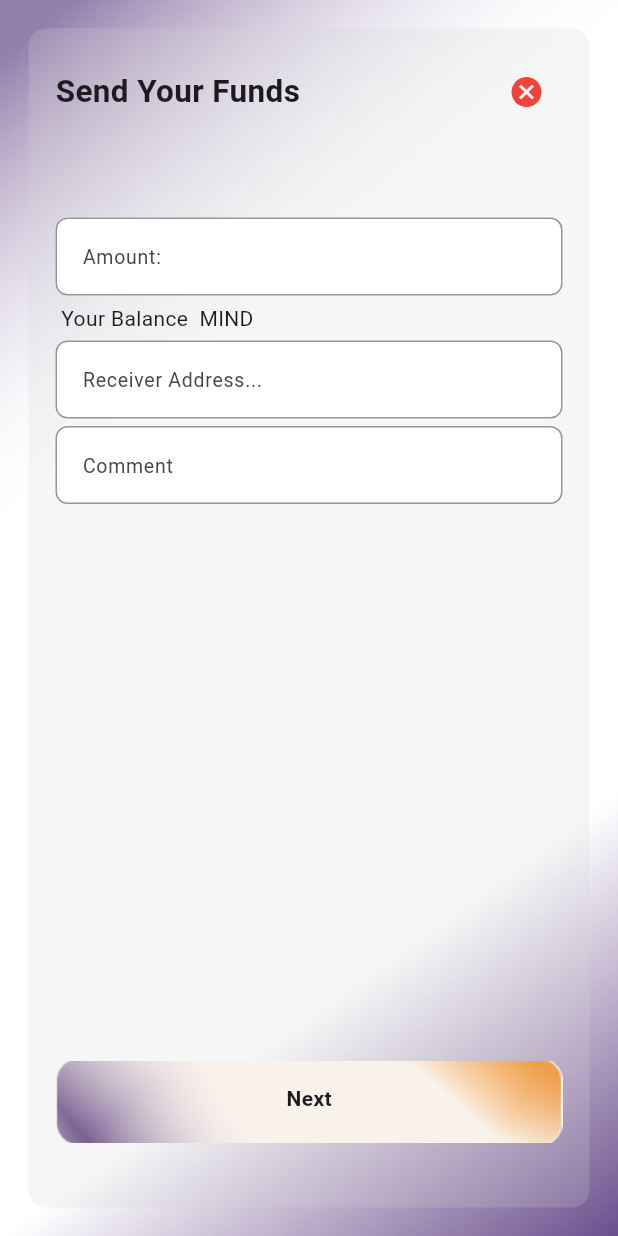
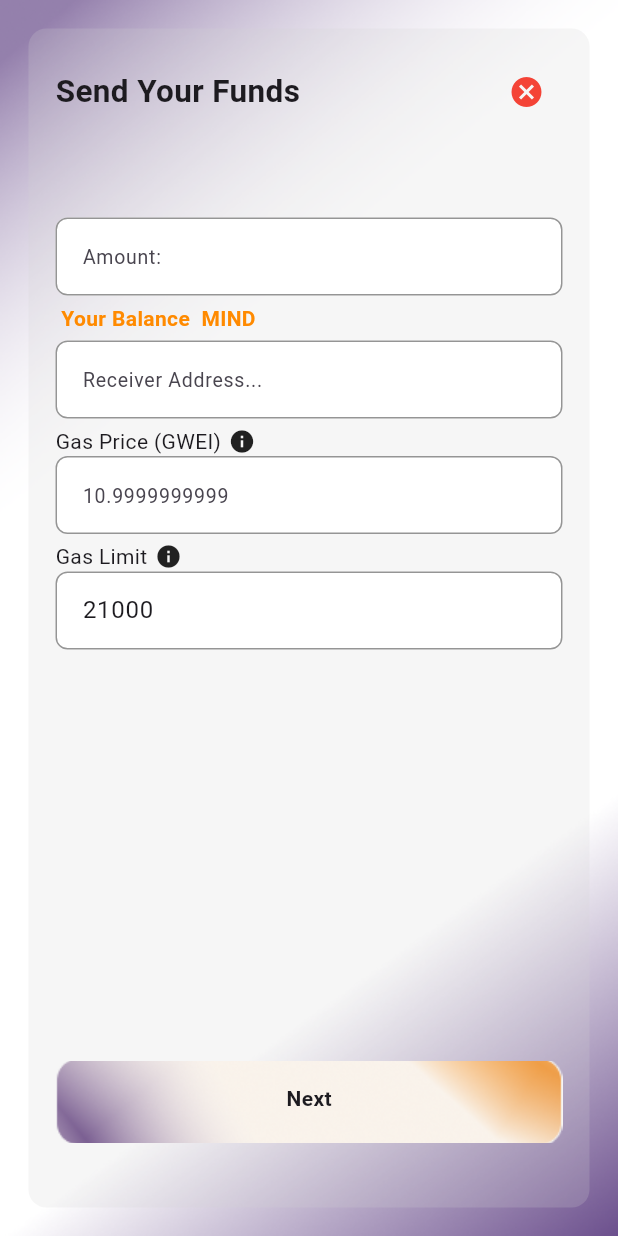
Before and after one commit to kgcflutter/mindchain_wallet, a Flutter app: the SendToken screen opened directly, on a phone screen of 412 x 824 dp. Run offline on Flutter 3.47's test engine with Material 3 defaults, Android fonts, the phone set to English and light mode, and no system bars; our stand-ins replace hex, shared_preferences; missing offline and left inert: bip39, ed25519_hd_key, web3dart; accounts and stored records are empty.

Commit message:
office update

```diff
--- a/lib/presentation/provider/send_token_provider.dart
+++ b/lib/presentation/provider/send_token_provider.dart
@@ -1,13 +1,14 @@
 import 'package:flutter/cupertino.dart';
 import 'package:web3dart/web3dart.dart';
 import 'package:http/http.dart' as http;
-
 import '../local_database.dart';
 
 class SendTokenProvider extends ChangeNotifier {
 
   TextEditingController addressTEC = TextEditingController();
   TextEditingController amountTEC = TextEditingController();
+  TextEditingController gesPriceTEC = TextEditingController();
+  TextEditingController gesLimitTEC = TextEditingController();
 
   final Web3Client ethClient;
   String trxResult = '';
@@ -19,17 +20,20 @@ class SendTokenProvider extends ChangeNotifier {
         );
 
   Future<void> sendEth() async {
-    //print('Enter the recipient address:');
     String? recipientAddress = addressTEC.text;
     print('Enter the amount to send:');
     String? amount = amountTEC.text;
     if (recipientAddress != null && amount != null) {
       print(amount);
       try {
-        // Convert the amount to Ether and adjust precision
-        BigInt parsedAmount = BigInt.parse(amount);
-        EtherAmount ethAmount =
-            EtherAmount.fromBigInt(EtherUnit.ether, parsedAmount);
+        // Parse the amount as double
+        double parsedAmount = double.parse(amount);
+
+        // Convert the amount to wei (the smallest unit of Ether) by multiplying it with 10^18
+        BigInt weiAmount = BigInt.from(parsedAmount * 1e18);
+
+        // Convert the wei amount to EtherAmount
+        EtherAmount ethAmount = EtherAmount.fromUnitAndValue(EtherUnit.wei, weiAmount);
 
         // Sending transaction
         await _sendTransaction(ethClient, recipientAddress, ethAmount);
@@ -41,6 +45,7 @@ class SendTokenProvider extends ChangeNotifier {
     }
   }
 
+
   Future<void> _sendTransaction(
       Web3Client ethClient, String receiver, EtherAmount txValue) async {
     var chainId = await ethClient.getChainId();
@@ -49,11 +54,10 @@ class SendTokenProvider extends ChangeNotifier {
     notifyListeners();
     Credentials credentials = await _getCredentials();
     EtherAmount gasPrice = await ethClient.getGasPrice();
-
     Transaction transaction = Transaction(
       to: EthereumAddress.fromHex(receiver),
       gasPrice: gasPrice,
-      maxGas: 100000, // You can adjust gas limit as needed
+      maxGas: int.parse(gesLimitTEC.text), // You can adjust gas limit as needed
       value: txValue,
     );
 
@@ -79,4 +83,13 @@ class SendTokenProvider extends ChangeNotifier {
       throw Exception('Invalid private key.');
     }
   }
+
+  loadGesPrice() async {
+    EtherAmount gasPrice = await ethClient.getGasPrice();
+    gesPriceTEC.text = '';
+    gesLimitTEC.text = '';
+    gesPriceTEC.text = gasPrice.getInWei.toString();
+    gesLimitTEC.text = "21000";
+    notifyListeners();
+  }
 }
--- a/lib/presentation/screens/send_token_screen.dart
+++ b/lib/presentation/screens/send_token_screen.dart
@@ -7,8 +7,19 @@ import 'package:mindchain_wallet/widget/backgroundwidget.dart';
 import 'package:mindchain_wallet/widget/gredient_background_bottom.dart';
 import 'package:provider/provider.dart';
 
-class SendToken extends StatelessWidget {
+class SendToken extends StatefulWidget {
   const SendToken({super.key});
+
+  @override
+  State<SendToken> createState() => _SendTokenState();
+}
+
+class _SendTokenState extends State<SendToken> {
+  @override
+  void initState() {
+    super.initState();
+    Provider.of<SendTokenProvider>(context, listen: false).loadGesPrice();
+  }
 
   @override
   Widget build(BuildContext context) {
@@ -23,7 +34,8 @@ class SendToken extends StatelessWidget {
               color: const Color(0x35d2d2d2),
               child: Padding(
                   padding: const EdgeInsets.all(18.0),
-                child: Consumer<SendTokenProvider>(builder: (context, provider, child) => Column(
+                  child: Consumer<SendTokenProvider>(
+                    builder: (context, provider, child) => Column(
                       mainAxisAlignment: MainAxisAlignment.start,
                       crossAxisAlignment: CrossAxisAlignment.start,
                       children: [
@@ -33,13 +45,14 @@ class SendToken extends StatelessWidget {
                             const Text(
                               "Send Your Funds",
                               style: TextStyle(
-                              fontWeight: FontWeight.bold,
-                              fontSize: 21),
+                                  fontWeight: FontWeight.bold, fontSize: 21),
                             ),
                             IconButton(
                               onPressed: () => Navigator.pop(context),
                               icon: const Icon(
-                            Icons.cancel, color: Colors.red,),
+                                Icons.cancel,
+                                color: Colors.red,
+                              ),
                             )
                           ],
                         ),
@@ -48,50 +61,94 @@ class SendToken extends StatelessWidget {
                         ),
                         InputDesign(
                           hintText: "Amount:",
-                      inputType: TextInputType.number, controller: provider.amountTEC,
+                          inputType: TextInputType.number,
+                          controller: provider.amountTEC,
                         ),
                         const SizedBox(
                           height: 05,
                         ),
                         Consumer<CreateWalletProvider>(
-                      builder: (context, value, child) =>
-                          Text(" Your Balance ${value.mindBalance} MIND"),),
+                          builder: (context, value, child) => Text(
+                            " Your Balance ${value.mindBalance} MIND",
+                            style: const TextStyle(
+                                color: Color(0xffFF8A00),
+                                fontWeight: FontWeight.bold),
+                          ),
+                        ),
                         const SizedBox(
                           height: 05,
                         ),
                         InputDesign(
                           hintText: "Receiver Address...",
-                      inputType: TextInputType.text, controller: provider.addressTEC,
+                          inputType: TextInputType.text,
+                          controller: provider.addressTEC,
                         ),
                         const SizedBox(
                           height: 05,
                         ),
+                        const Row(
+                          children: [
+                            Text("Gas Price (GWEI)"),
+                            SizedBox(
+                              width: 5,
+                            ),
+                            Icon(
+                              Icons.info,
+                              size: 18,
+                            )
+                          ],
+                        ),
                         InputDesign(
-                      hintText: "Comment",
-                      inputType: TextInputType.text, controller: provider.addressTEC,
+                          hintText: "10.9999999999",
+                          inputType: TextInputType.text,
+                          controller: provider.gesPriceTEC,
+                        ),
+                        const SizedBox(
+                          height: 05,
+                        ),
+                        const Row(
+                          children: [
+                            Text("Gas Limit"),
+                            SizedBox(
+                              width: 5,
+                            ),
+                            Icon(
+                              Icons.info,
+                              size: 18,
+                            )
+                          ],
+                        ),
+                        InputDesign(
+                          hintText: "10.9999999999",
+                          inputType: TextInputType.text,
+                          controller: provider.gesLimitTEC,
                         ),
                         const Spacer(),
                         Consumer<SendTokenProvider>(
-                      builder: (context, value, child) =>
-                          GestureDetector(
+                          builder: (context, value, child) => GestureDetector(
                             onTap: () {
                               value.sendEth();
-                              Navigator.push(context, MaterialPageRoute(
-                                builder: (context) => const TrxDoneScreen(),),);
+                              Navigator.push(
+                                context,
+                                MaterialPageRoute(
+                                  builder: (context) => const TrxDoneScreen(),
+                                ),
+                              );
                             },
                             child: GredientBackgroundBtn(
                               child: const Text(
                                 "Next",
-                                style: TextStyle(
-                                    fontWeight: FontWeight.bold),
-                              ),),
-                          ),),
+                                style: TextStyle(fontWeight: FontWeight.bold),
+                              ),
+                            ),
+                          ),
+                        ),
                         const SizedBox(
                           height: 25,
                         )
                       ],
-                ),)
                     ),
+                  )),
             ),
           ),
         ),
@@ -106,7 +163,10 @@ class InputDesign extends StatelessWidget {
   TextEditingController controller;
 
   InputDesign(
-      {super.key, required this.hintText, required this.inputType, required this.controller});
+      {super.key,
+      required this.hintText,
+      required this.inputType,
+      required this.controller});
 
   @override
   Widget build(BuildContext context) {
--- a/lib/presentation/screens/trx_done_screen.dart
+++ b/lib/presentation/screens/trx_done_screen.dart
@@ -11,7 +11,6 @@ class TrxDoneScreen extends StatelessWidget {
       body: Center(
         child: Padding(
           padding: const EdgeInsets.all(18.0),
-          child: Card(
           child: Column(
             mainAxisAlignment: MainAxisAlignment.center,
             crossAxisAlignment: CrossAxisAlignment.center,
@@ -28,7 +27,6 @@ class TrxDoneScreen extends StatelessWidget {
           ),
         ),
       ),
-      ),
     );
   }
 }
```
Lines whose indentation alone changed are shown as unchanged.
